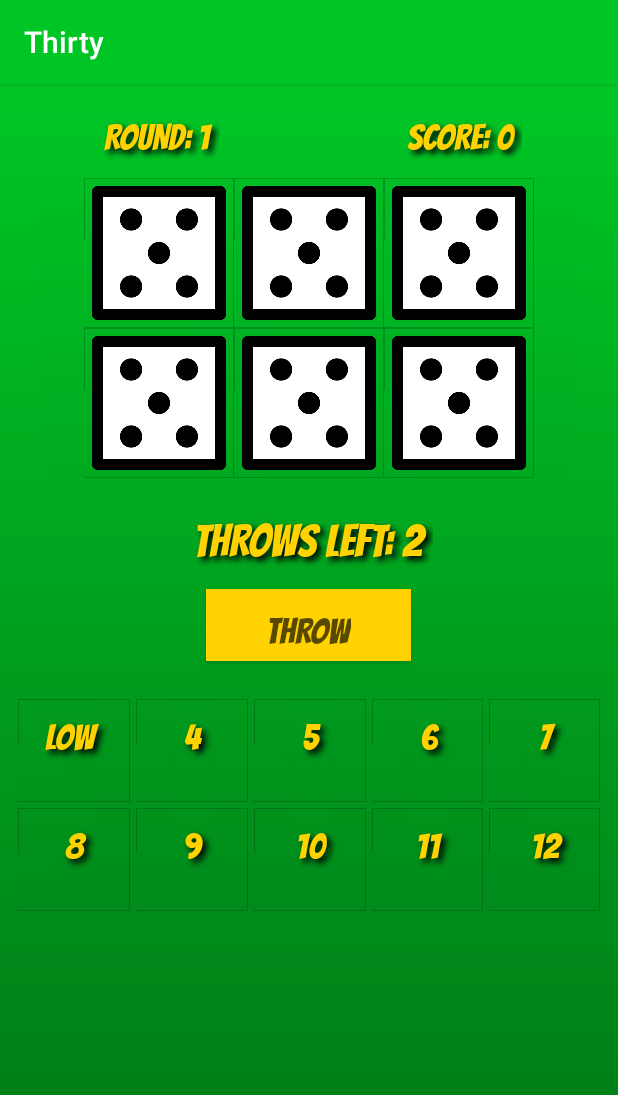
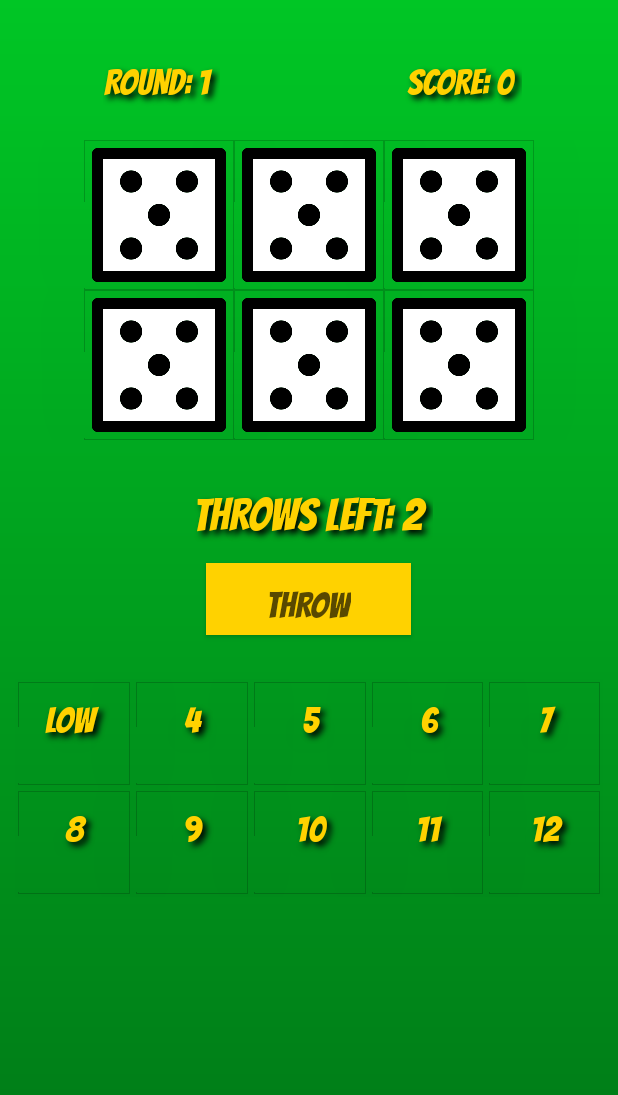
Before and after one commit to antonjolsson/Thirty, an Android app: the screen it shows after launch (GameActivity), on a phone screen of 412 x 824 dp. Shown: the top 1095 px of the screen. Run offline under Robolectric (Android 15) with nearby library versions, the phone set to English and light mode, and no system bars.

Commit message:
Fix layout

```diff
--- a/app/build.gradle
+++ b/app/build.gradle
@@ -27,6 +27,7 @@ dependencies {
     implementation 'androidx.appcompat:appcompat:1.1.0'
     implementation 'androidx.constraintlayout:constraintlayout:1.1.3'
     implementation 'androidx.cardview:cardview:1.0.0'
+    implementation 'org.jetbrains:annotations-java5:15.0'
     testImplementation 'junit:junit:4.12'
     androidTestImplementation 'androidx.test.ext:junit:1.1.1'
     androidTestImplementation 'androidx.test.espresso:espresso-core:3.2.0'
--- a/app/src/main/AndroidManifest.xml
+++ b/app/src/main/AndroidManifest.xml
@@ -9,7 +9,9 @@
         android:roundIcon="@mipmap/ic_launcher_round"
         android:supportsRtl="true"
         android:theme="@style/AppTheme">
-        <activity android:name=".GameActivity">
+        <activity
+            android:name=".GameActivity"
+            android:theme="@style/AppTheme.NoActionBar">
             <intent-filter>
                 <action android:name="android.intent.action.MAIN" />
 
--- a/app/src/main/java/com/antware/thirty/GameActivity.java
+++ b/app/src/main/java/com/antware/thirty/GameActivity.java
@@ -10,6 +10,8 @@ import android.widget.ImageView;
 import android.widget.TableLayout;
 import android.widget.TableRow;
 import android.widget.TextView;
+
+import org.jetbrains.annotations.NotNull;
 
 import java.util.ArrayList;
 import java.util.List;
@@ -104,7 +106,7 @@ public class GameActivity extends AppCompatActivity {
 
     private void setCardBackground(CardView cardView, int elevation, int color) {
         cardView.setCardElevation(elevation);
-        int bgColorId = getResources().getColor(color);
+        int bgColorId = getResources().getColor(color, null);
         cardView.setCardBackgroundColor(bgColorId);
     }
 
@@ -144,6 +146,9 @@ public class GameActivity extends AppCompatActivity {
             for (CardView combView : combViews)
                 setCombinationClicked(combView, false);
         }
+        if (game.getThrowsLeft() == 0)
+            throwButton.setText(R.string.next_round);
+        else throwButton.setText(R.string.throw_string);
     }
 
     private void updateFigures() {
--- a/app/src/main/res/layout/activity_main.xml
+++ b/app/src/main/res/layout/activity_main.xml
@@ -10,7 +10,7 @@
 
     <Space
         android:layout_width="match_parent"
-        android:layout_height="wrap_content" />
+        android:layout_height="19dp" />
 
     <LinearLayout
         android:layout_width="wrap_content"
@@ -56,6 +56,10 @@
 
     </LinearLayout>
 
+    <Space
+        android:layout_width="match_parent"
+        android:layout_height="11dp" />
+
     <TableLayout
         android:id="@+id/diceTable"
         android:layout_width="match_parent"
@@ -68,7 +72,7 @@
             android:gravity="center_horizontal">
 
             <androidx.cardview.widget.CardView
-                style="@style/card"
+                style="@style/invisibleCard"
                 android:layout_width="match_parent"
                 android:layout_height="wrap_content"
                 android:visibility="visible">
@@ -85,7 +89,7 @@
             </androidx.cardview.widget.CardView>
 
             <androidx.cardview.widget.CardView
-                style="@style/card"
+                style="@style/invisibleCard"
                 android:layout_width="match_parent"
                 android:layout_height="wrap_content"
                 android:visibility="visible">
@@ -99,10 +103,10 @@
             </androidx.cardview.widget.CardView>
 
             <androidx.cardview.widget.CardView
-                style="@style/card"
+                style="@style/invisibleCard"
                 android:layout_width="match_parent"
                 android:layout_height="wrap_content"
-                android:visibility="visible" >
+                android:visibility="visible">
 
                 <ImageView
                     android:id="@+id/diePlaceThree"
@@ -135,7 +139,7 @@
             </androidx.cardview.widget.CardView>
 
             <androidx.cardview.widget.CardView
-                style="@style/card"
+                style="@style/invisibleCard"
                 android:layout_width="match_parent"
                 android:layout_height="wrap_content"
                 android:visibility="visible">
@@ -149,7 +153,7 @@
             </androidx.cardview.widget.CardView>
 
             <androidx.cardview.widget.CardView
-                style="@style/card"
+                style="@style/invisibleCard"
                 android:layout_width="match_parent"
                 android:layout_height="wrap_content"
                 android:visibility="visible">
@@ -168,7 +172,7 @@
 
     <Space
         android:layout_width="match_parent"
-        android:layout_height="wrap_content" />
+        android:layout_height="18dp" />
 
     <TextView
         android:id="@+id/throwTextView"
@@ -180,7 +184,9 @@
         android:fontFamily="@font/bangers"
         android:gravity="center|center_horizontal"
         android:outlineProvider="bounds"
-        android:padding="10dp"
+        android:paddingStart="10dp"
+        android:paddingEnd="10dp"
+        android:paddingBottom="10dp"
         android:shadowColor="@android:color/black"
         android:shadowDx="4"
         android:shadowDy="4"
@@ -200,13 +206,13 @@
         android:gravity="center|center_horizontal|center_vertical"
         android:paddingStart="40dp"
         android:paddingEnd="40dp"
-        android:text="@string/throw_button"
+        android:text="@string/throw_string"
         android:textAlignment="gravity"
         android:textSize="24sp" />
 
     <Space
         android:layout_width="match_parent"
-        android:layout_height="23dp" />
+        android:layout_height="29dp" />
 
     <TableLayout
         android:id="@+id/combTable"
--- a/app/src/main/res/values/strings.xml
+++ b/app/src/main/res/values/strings.xml
@@ -4,7 +4,7 @@
     <string name="score">SCORE: 12</string>
     <string name="round">ROUND: 3</string>
     <string name="throws_left">THROWS LEFT: 2</string>
-    <string name="throw_button">THROW</string>
+    <string name="throw_string">THROW</string>
     <string name="low_combs">LOW\n9 P</string>
     <string name="four_combs">4\n12 P</string>
     <string name="five_combs">5\n10 P</string>
@@ -15,4 +15,5 @@
     <string name="ten_combs">10\n0 P</string>
     <string name="eleven_combs">11\n0 P</string>
     <string name="twelve_combs">12\n12 P</string>
+    <string name="next_round">NEXT ROUND</string>
 </resources>
--- a/app/src/main/res/values/styles.xml
+++ b/app/src/main/res/values/styles.xml
@@ -35,4 +35,9 @@
         <item name="cardBackgroundColor">#00000000</item>
     </style>
 
+    <style name="AppTheme.NoActionBar">
+        <item name="windowActionBar">false</item>
+        <item name="windowNoTitle">true</item>
+    </style>
+
 </resources>
```
